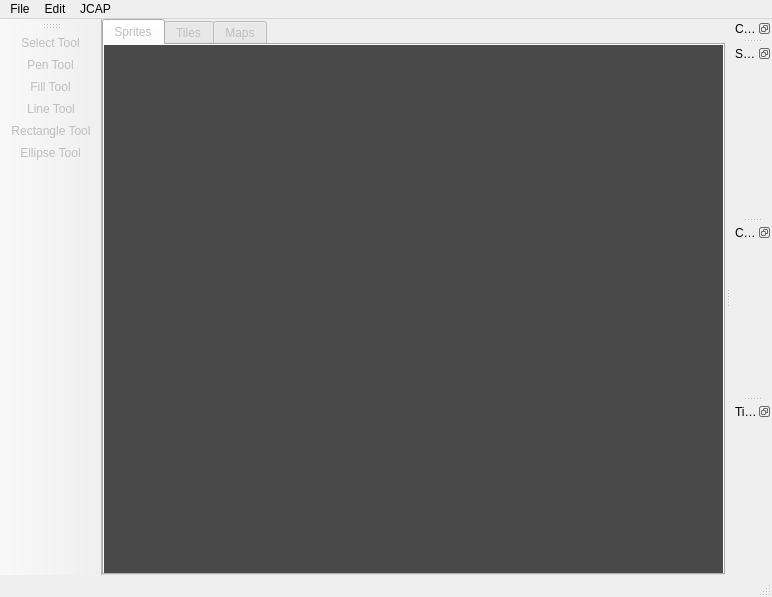
Above: res/ui/MainWindow.ui from cspang1/jide before the change. Below: the same form after it.
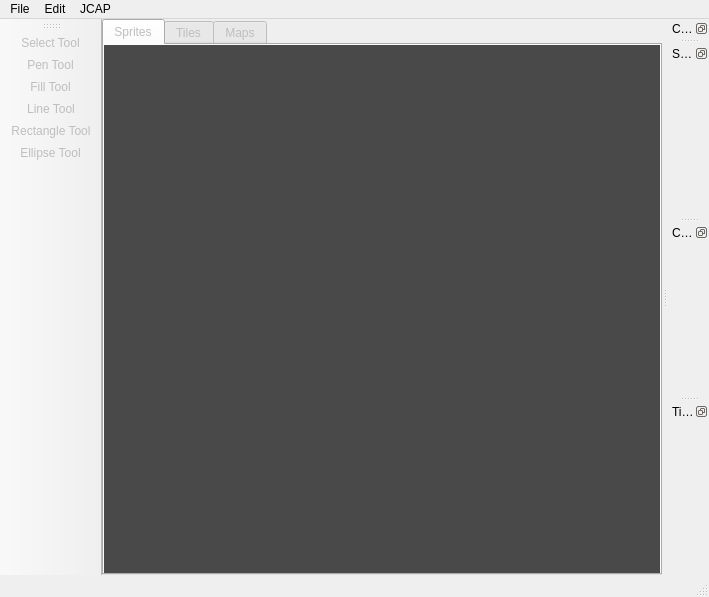
That is the form after the change. Icons and pictures are not drawn. Custom widgets are drawn as their Qt base class.

Patch:
```diff
--- a/res/ui/MainWindow.ui
+++ b/res/ui/MainWindow.ui
@@ -6,7 +6,7 @@
    <rect>
     <x>0</x>
     <y>0</y>
-    <width>772</width>
+    <width>709</width>
     <height>597</height>
    </rect>
   </property>
@@ -149,7 +149,7 @@
     <rect>
      <x>0</x>
      <y>0</y>
-     <width>772</width>
+     <width>709</width>
      <height>22</height>
     </rect>
    </property>
@@ -370,6 +370,12 @@
    <header>color_palette</header>
    <container>1</container>
   </customwidget>
+  <customwidget>
+   <class>PixelPalette</class>
+   <extends>QWidget</extends>
+   <header>pixel_palette</header>
+   <container>1</container>
+  </customwidget>
  </customwidgets>
  <tabstops>
   <tabstop>editor_tabs</tabstop>
```
Left out of the diff: 4 changed lines with no effect on the pictures.
